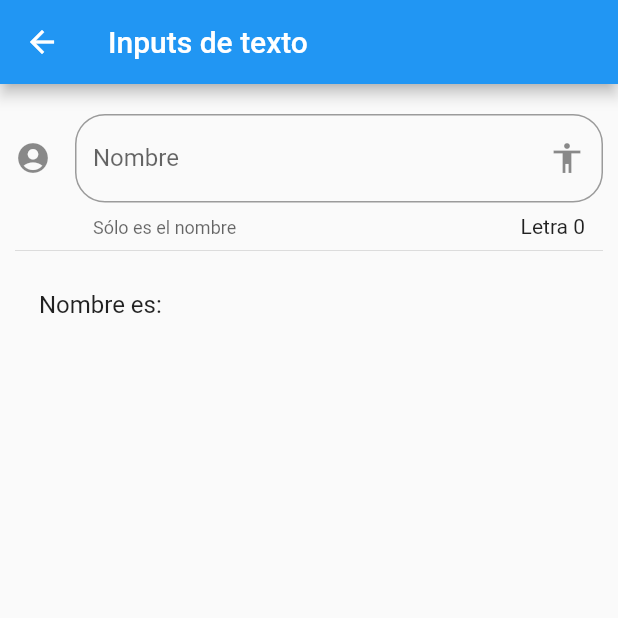
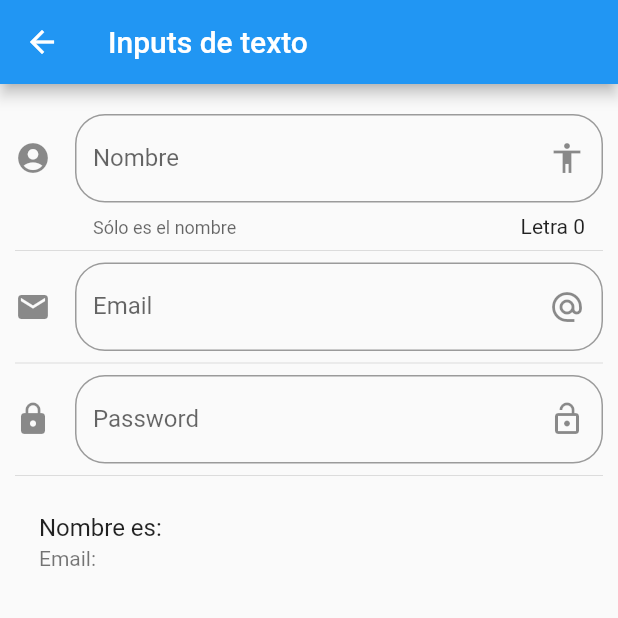
Before and after one commit to Edd-war/flutter-components, a Flutter app: the InputPage screen opened by its route, on a phone screen of 412 x 824 dp, the top half of it. Run offline on Flutter 3.47's test engine with Material 2 defaults, Android fonts, the phone set to English and light mode, and no system bars.

Commit message:
Email y Password fields
Se crearon las cajas de texto para correo y contraseña, cada uno con su propio tipo de propiedad.

```diff
--- a/lib/src/pages/input_page.dart
+++ b/lib/src/pages/input_page.dart
@@ -9,6 +9,7 @@
 
 class _InputPageState extends State<InputPage> {
   String _nombre = "";
+  String _email  = "";
   @override
   Widget build(BuildContext context) {
     return Scaffold(
@@ -20,7 +21,12 @@
         children: <Widget>[
           _crearInput(),
           Divider(),
+          _crearEmail(),
+          Divider(),
+          _crearPassword(),
+          Divider(),
           _crearPersona(),
+
         ],
       ),
     );
@@ -49,9 +55,44 @@
     );
   }
 
+
+  Widget _crearEmail() {
+    return TextField(
+      keyboardType: TextInputType.emailAddress,
+      decoration: InputDecoration(
+          border: OutlineInputBorder(
+              borderRadius: BorderRadius.circular(20.0)
+          ),
+          hintText: 'Email',
+          labelText: 'Email',
+          suffixIcon: Icon(Icons.alternate_email),
+          icon: Icon(Icons.email)
+      ),
+      onChanged: (valor) => setState(() => _email = valor),
+    );
+  }
+
+  Widget _crearPassword() {
+    return TextField(
+      obscureText: true,
+      decoration: InputDecoration(
+          border: OutlineInputBorder(
+              borderRadius: BorderRadius.circular(20.0)
+          ),
+          hintText: 'Password',
+          labelText: 'Password',
+          suffixIcon: Icon(Icons.lock_open),
+          icon: Icon(Icons.lock)
+      ),
+      onChanged: (valor) => setState(() => _email = valor),
+    );
+  }
+
+
   Widget _crearPersona() {
     return ListTile(
       title: Text('Nombre es: $_nombre'),
+      subtitle: Text('Email: $_email'),
     );
   }
 }
```
